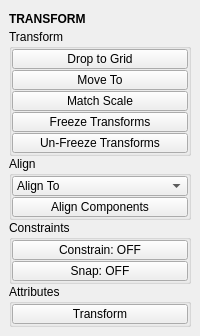
Old version of the form tentacle/ui/transform.ui in the repository m3trik/tentacle.
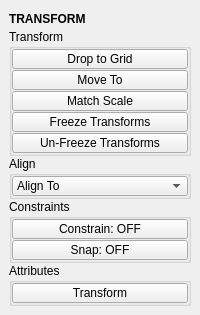
New version of the form. Custom widgets are drawn as their Qt base class.

What changed in the file:
```diff
--- a/tentacle/ui/transform.ui
+++ b/tentacle/ui/transform.ui
@@ -10,7 +10,7 @@
     <x>0</x>
     <y>0</y>
     <width>200</width>
-    <height>310</height>
+    <height>312</height>
    </rect>
   </property>
   <property name="tabShape">
@@ -362,43 +362,6 @@
            </item>
           </widget>
          </item>
-         <item>
-          <widget class="PushButton" name="tb001">
-           <property name="enabled">
-            <bool>true</bool>
-           </property>
-           <property name="sizePolicy">
-            <sizepolicy hsizetype="Preferred" vsizetype="Fixed">
-             <horstretch>0</horstretch>
-             <verstretch>0</verstretch>
-            </sizepolicy>
-           </property>
-           <property name="minimumSize">
-            <size>
-             <width>0</width>
-             <height>20</height>
-            </size>
-           </property>
-           <property name="maximumSize">
-            <size>
-             <width>16777215</width>
-             <height>20</height>
-            </size>
-           </property>
-           <property name="toolTip">
-            <string>Align selected vertices/edges along the specified axes.</string>
-           </property>
-           <property name="text">
-            <string>Align Components</string>
-           </property>
-           <property name="iconSize">
-            <size>
-             <width>18</width>
-             <height>18</height>
-            </size>
-           </property>
-          </widget>
-         </item>
         </layout>
        </widget>
       </item>
```
